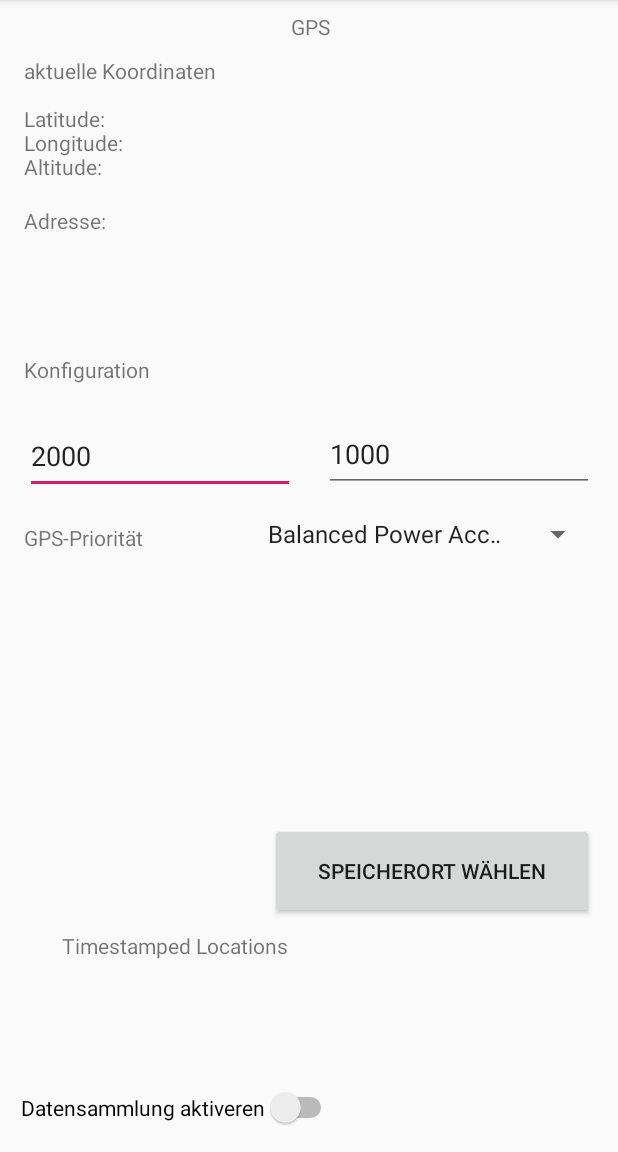
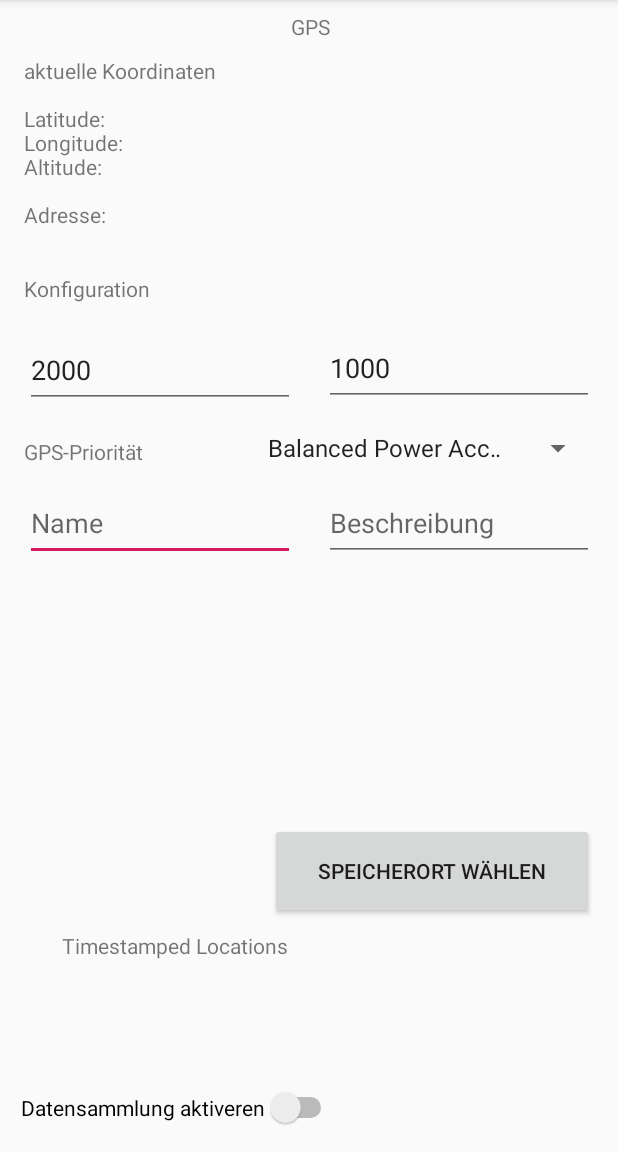
Before and after one commit to magharmi/LokalisierungPraktikum, an Android app: the GPS screen opened directly, with no data from a screen before it, on a phone screen of 412 x 824 dp, the part 84-1236 px from its top. Run offline under Robolectric (Android 15) with nearby library versions, the phone set to English and light mode, and no system bars.

Commit message:
GPS GUI Name und Beschreibung eingefügt

```diff
--- a/Praktikum/app/src/main/res/layout/activity_gps.xml
+++ b/Praktikum/app/src/main/res/layout/activity_gps.xml
@@ -5,6 +5,29 @@
     android:layout_width="match_parent"
     android:layout_height="match_parent"
     tools:context=".GPS">
+
+    <com.google.android.material.textfield.TextInputEditText
+        android:id="@+id/textInputName"
+        android:layout_width="180dp"
+        android:layout_height="50dp"
+        android:layout_marginStart="16dp"
+        android:layout_marginTop="13dp"
+        android:layout_marginEnd="19dp"
+        android:hint="Name"
+        android:inputType="text"
+        app:layout_constraintEnd_toStartOf="@+id/textInputBeschreibung"
+        app:layout_constraintStart_toStartOf="parent"
+        app:layout_constraintTop_toBottomOf="@+id/textViewGPSPriority" />
+
+    <com.google.android.material.textfield.TextInputEditText
+        android:id="@+id/textInputBeschreibung"
+        android:layout_width="180dp"
+        android:layout_height="50dp"
+        android:layout_marginEnd="16dp"
+        android:hint="Beschreibung"
+        android:inputType="text"
+        app:layout_constraintBottom_toBottomOf="@+id/textInputName"
+        app:layout_constraintEnd_toEndOf="parent" />
 
     <Switch
         android:id="@+id/switchOnOff"
@@ -37,7 +60,7 @@
         android:layout_width="wrap_content"
         android:layout_height="19dp"
         android:layout_marginStart="16dp"
-        android:layout_marginTop="80dp"
+        android:layout_marginTop="30dp"
         android:layout_marginEnd="309dp"
         android:text="Konfiguration"
         app:layout_constraintEnd_toEndOf="parent"
@@ -72,9 +95,8 @@
         android:layout_width="wrap_content"
         android:layout_height="wrap_content"
         android:layout_marginStart="16dp"
-        android:layout_marginBottom="126dp"
+        android:layout_marginTop="8dp"
         android:text="Adresse:"
-        app:layout_constraintBottom_toTopOf="@+id/textViewUeberschriftKonfiguration"
         app:layout_constraintStart_toStartOf="parent"
         app:layout_constraintTop_toBottomOf="@+id/textViewGPSKoordinaten" />
 
@@ -120,7 +142,7 @@
         android:layout_width="180dp"
         android:layout_height="50dp"
         android:layout_marginStart="16dp"
-        android:layout_marginTop="23dp"
+        android:layout_marginTop="20dp"
         android:layout_marginEnd="19dp"
         android:hint="Intervall"
         android:inputType="number"
```
